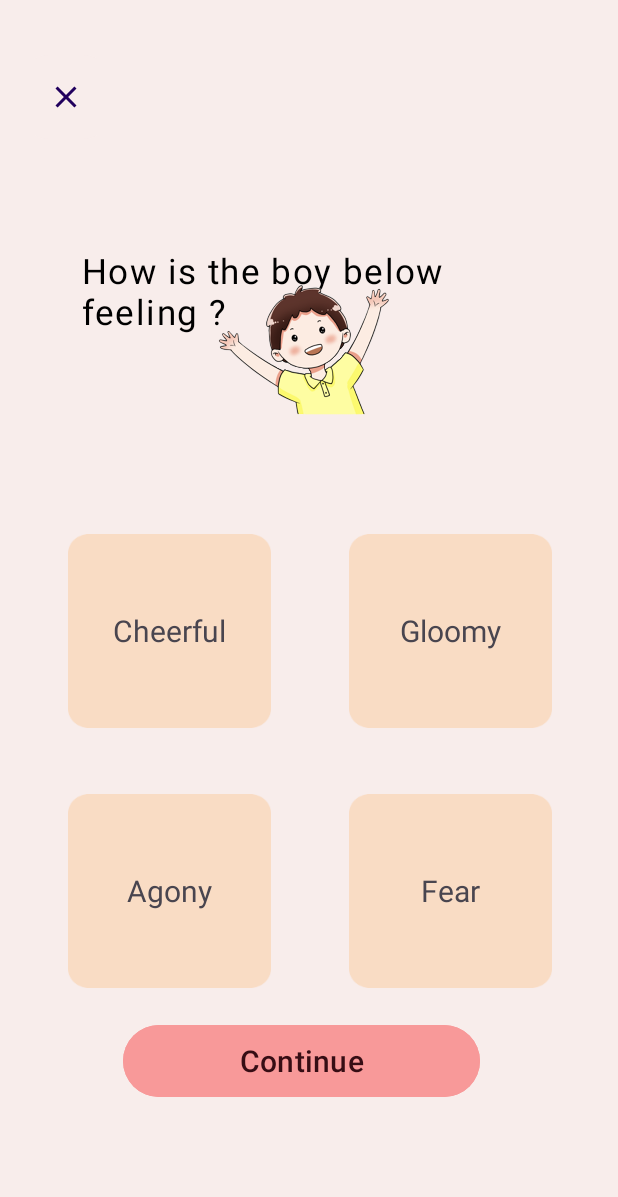
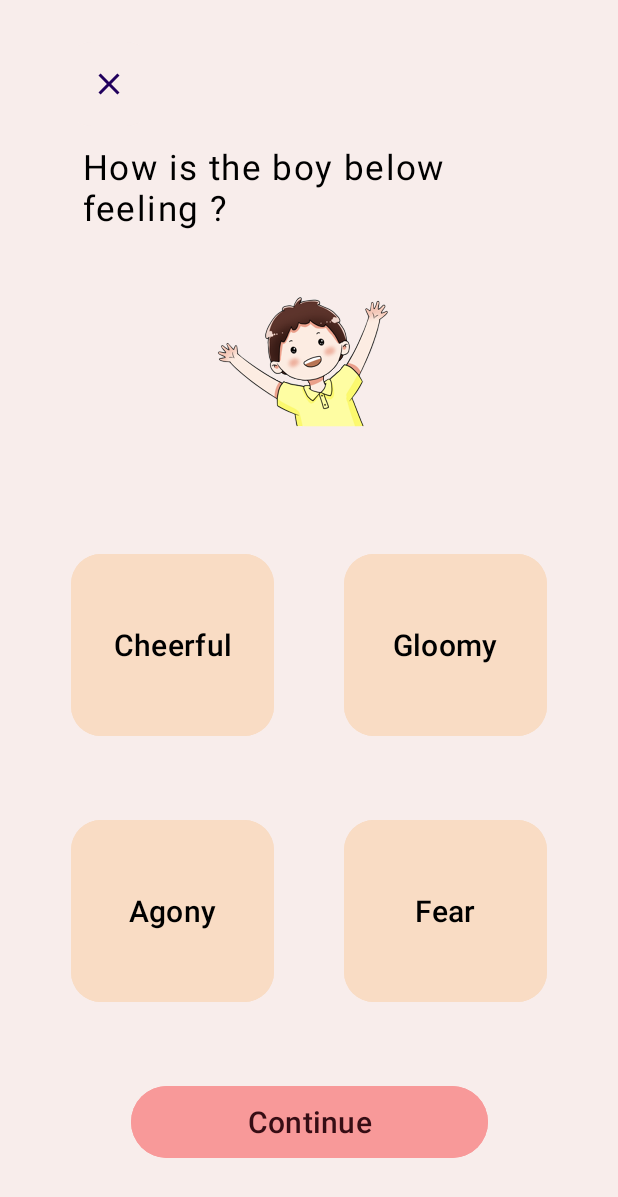
Before and after one commit to Atharv-Verma290/Wabi-Sabi, an Android app: the quizstart screen opened directly, with no data from a screen before it, on a phone screen of 412 x 824 dp. Shown: the top 1197 px of the screen. Run offline under Robolectric (Android 15) with nearby library versions, the phone set to English and light mode, and no system bars.

Commit message:
quiz options

```diff
--- a/app/src/main/java/com/example/wabisabi/quizstart.java
+++ b/app/src/main/java/com/example/wabisabi/quizstart.java
@@ -3,17 +3,25 @@ package com.example.wabisabi;
 import androidx.appcompat.app.AppCompatActivity;
 
 import android.content.Intent;
+import android.graphics.Color;
 import android.os.Bundle;
 import android.view.View;
 import android.widget.Button;
+import android.widget.ImageView;
 
-public class quizstart extends AppCompatActivity {
-    Button button;
+public class quizstart extends AppCompatActivity implements View.OnClickListener {
+    Button button,Option1,Option2,Option3,Option4;
+
+
     @Override
     protected void onCreate(Bundle savedInstanceState) {
         super.onCreate(savedInstanceState);
         setContentView(R.layout.activity_quizstart);
         button = findViewById(R.id.button5);
+        Option1 = findViewById(R.id.option1);
+        Option2 = findViewById(R.id.option2);
+        Option3 = findViewById(R.id.option3);
+        Option4 = findViewById(R.id.option4);
         button.setOnClickListener(new View.OnClickListener() {
             @Override
             public void onClick(View v) {
@@ -21,5 +29,19 @@ public class quizstart extends AppCompatActivity {
                 startActivity(intent);
             }
         });
+        Option1.setOnClickListener(this);
+        Option2.setOnClickListener(this);
+        Option3.setOnClickListener(this);
+        Option4.setOnClickListener(this);
+    }
+
+    @Override
+    public void onClick(View v) {
+        Button clickedButton = (Button) v;
+        if (clickedButton.getId() == R.id.option1){
+            clickedButton.setBackgroundColor(Color.GREEN);
+        } else{
+            clickedButton.setBackgroundColor(Color.RED);
+        }
     }
 }
--- a/app/src/main/res/layout/activity_quizstart.xml
+++ b/app/src/main/res/layout/activity_quizstart.xml
@@ -11,7 +11,6 @@
         android:id="@+id/floatingActionButton"
         android:layout_width="wrap_content"
         android:layout_height="wrap_content"
-        android:layout_marginStart="16dp"
         android:backgroundTint="#F8EDEB"
         android:clickable="true"
         android:elevation="0dp"
@@ -19,10 +18,12 @@
         app:borderWidth="0dp"
         app:elevation="0dp"
         app:fabSize="normal"
-        app:layout_constraintBottom_toBottomOf="parent"
+        app:layout_constraintBottom_toTopOf="@+id/textView2"
+        app:layout_constraintEnd_toEndOf="parent"
+        app:layout_constraintHorizontal_bias="0.126"
         app:layout_constraintStart_toStartOf="parent"
         app:layout_constraintTop_toTopOf="parent"
-        app:layout_constraintVertical_bias="0.048"
+        app:layout_constraintVertical_bias="0.71"
         app:srcCompat="@drawable/quitquiz" />
 
     <TextView
@@ -33,16 +34,16 @@
         android:layout_alignParentTop="true"
         android:layout_alignParentRight="true"
         android:layout_alignParentBottom="true"
-        android:layout_marginBottom="132dp"
         android:gravity="top"
         android:letterSpacing="0.04"
         android:text="@string/how_are_you"
         android:textAppearance="@style/how_are_you"
         android:textSize="23dp"
-        app:layout_constraintBottom_toTopOf="@+id/option1"
+        app:layout_constraintBottom_toBottomOf="parent"
         app:layout_constraintEnd_toEndOf="parent"
-        app:layout_constraintHorizontal_bias="0.495"
-        app:layout_constraintStart_toStartOf="parent" />
+        app:layout_constraintStart_toStartOf="parent"
+        app:layout_constraintTop_toTopOf="parent"
+        app:layout_constraintVertical_bias="0.125" />
 
     <Button
         android:id="@+id/button5"
@@ -50,145 +51,94 @@
         android:layout_height="56dp"
         android:layout_alignParentStart="true"
         android:layout_alignParentTop="true"
-        android:layout_marginEnd="92dp"
-        android:layout_marginBottom="35dp"
         android:backgroundTint="#F89999"
+        android:gravity="center"
         android:text="@string/continprof"
         android:textColor="#360D14"
         android:textSize="20sp"
-        android:gravity="center"
         app:layout_constraintBottom_toBottomOf="parent"
         app:layout_constraintEnd_toEndOf="parent"
-        app:layout_constraintHorizontal_bias="1.0"
+        app:layout_constraintHorizontal_bias="0.5"
         app:layout_constraintStart_toStartOf="parent"
-        app:layout_constraintTop_toBottomOf="@+id/imageView4"
-        app:layout_constraintVertical_bias="0.947" />
-
-    <View
-        android:id="@+id/option1"
-        android:layout_width="135dp"
-        android:layout_height="129dp"
-        android:layout_alignParentLeft="true"
-        android:layout_alignParentTop="true"
-        android:layout_alignParentRight="true"
-        android:layout_alignParentBottom="true"
-        android:background="@drawable/rectangle_3"
-        android:contextClickable="true"
-        app:layout_constraintBottom_toTopOf="@+id/option3"
-        app:layout_constraintEnd_toStartOf="@+id/option2"
-        app:layout_constraintHorizontal_bias="0.0"
-        app:layout_constraintStart_toStartOf="@+id/option3"
-        app:layout_constraintTop_toTopOf="@+id/option2"
-        app:layout_constraintVertical_bias="0.0" />
-
-    <View
-        android:id="@+id/option2"
-        android:layout_width="135dp"
-        android:layout_height="129dp"
-        android:layout_alignParentLeft="true"
-        android:layout_alignParentTop="true"
-        android:layout_alignParentRight="true"
-        android:layout_alignParentBottom="true"
-        android:layout_marginEnd="44dp"
-        android:layout_marginBottom="44dp"
-        android:background="@drawable/rectangle_3"
-        android:contextClickable="true"
-        android:visibility="visible"
-        app:layout_constraintBottom_toTopOf="@+id/option4"
-        app:layout_constraintEnd_toEndOf="parent" />
-
-    <View
-        android:id="@+id/option3"
-        android:layout_width="135dp"
-        android:layout_height="129dp"
-        android:layout_alignParentLeft="true"
-        android:layout_alignParentTop="true"
-        android:layout_alignParentRight="true"
-        android:layout_alignParentBottom="true"
-        android:layout_marginEnd="52dp"
-        android:background="@drawable/rectangle_3"
-        android:contextClickable="true"
-        app:layout_constraintBottom_toBottomOf="parent"
-        app:layout_constraintEnd_toStartOf="@+id/option4"
-        app:layout_constraintTop_toTopOf="parent"
-        app:layout_constraintVertical_bias="0.762" />
-
-    <View
-        android:id="@+id/option4"
-        android:layout_width="135dp"
-        android:layout_height="129dp"
-        android:layout_alignParentLeft="true"
-        android:layout_alignParentTop="true"
-        android:layout_alignParentRight="true"
-        android:layout_alignParentBottom="true"
-        android:layout_marginEnd="44dp"
-        android:background="@drawable/rectangle_3"
-        android:contextClickable="true"
-        app:layout_constraintBottom_toBottomOf="parent"
-        app:layout_constraintEnd_toEndOf="parent"
-        app:layout_constraintTop_toTopOf="parent"
-        app:layout_constraintVertical_bias="0.762" />
+        app:layout_constraintTop_toBottomOf="@+id/option3"
+        app:layout_constraintVertical_bias="0.5" />
 
     <ImageView
         android:id="@+id/imageView4"
         android:layout_width="254dp"
         android:layout_height="152dp"
-        android:layout_marginTop="104dp"
-        android:layout_marginBottom="316dp"
         android:foregroundGravity="center"
+        app:layout_constraintBottom_toBottomOf="parent"
+        app:layout_constraintEnd_toEndOf="parent"
+        app:layout_constraintHorizontal_bias="0.496"
+        app:layout_constraintStart_toStartOf="parent"
+        app:layout_constraintTop_toTopOf="parent"
+        app:layout_constraintVertical_bias="0.246"
+        app:srcCompat="@drawable/launda" />
+
+    <Button
+        android:id="@+id/option1"
+        android:layout_width="135dp"
+        android:layout_height="129dp"
+        android:backgroundTint="#F9DCC4"
+        android:text="@string/cheerful"
+        android:textColor="@color/black"
+        android:textSize="20sp"
+        app:cornerRadius="20dp"
+        app:layout_constraintBottom_toTopOf="@+id/option3"
+        app:layout_constraintEnd_toStartOf="@+id/option2"
+        app:layout_constraintHorizontal_bias="0.5"
+        app:layout_constraintStart_toStartOf="parent"
+        app:layout_constraintTop_toBottomOf="@+id/imageView4"
+        app:layout_constraintVertical_bias="0.5" />
+
+    <Button
+        android:id="@+id/option2"
+        android:layout_width="135dp"
+        android:layout_height="129dp"
+        android:backgroundTint="#F9DCC4"
+        android:text="@string/gloomy"
+        android:textColor="@color/black"
+        android:textSize="20sp"
+        app:cornerRadius="20dp"
+        app:layout_constraintBottom_toTopOf="@+id/option4"
+        app:layout_constraintEnd_toEndOf="parent"
+        app:layout_constraintHorizontal_bias="0.5"
+        app:layout_constraintStart_toEndOf="@+id/option1"
+        app:layout_constraintTop_toBottomOf="@+id/imageView4"
+        app:layout_constraintVertical_bias="0.5" />
+
+    <Button
+        android:id="@+id/option3"
+        android:layout_width="135dp"
+        android:layout_height="129dp"
+        android:backgroundTint="#F9DCC4"
+        android:text="@string/agony"
+        android:textColor="@color/black"
+        android:textSize="20sp"
+        app:cornerRadius="20dp"
+        app:layout_constraintBottom_toTopOf="@+id/button5"
+        app:layout_constraintEnd_toStartOf="@+id/option4"
+        app:layout_constraintHorizontal_bias="0.5"
+        app:layout_constraintStart_toStartOf="parent"
+        app:layout_constraintTop_toBottomOf="@+id/option1"
+        app:layout_constraintVertical_bias="0.5" />
+
+    <Button
+        android:id="@+id/option4"
+        android:layout_width="135dp"
+        android:layout_height="129dp"
+        android:backgroundTint="#F9DCC4"
+        android:text="@string/fear"
+        android:textColor="@color/black"
+        android:textSize="20sp"
+        app:cornerRadius="20dp"
         app:layout_constraintBottom_toTopOf="@+id/button5"
         app:layout_constraintEnd_toEndOf="parent"
-        app:layout_constraintStart_toStartOf="parent"
-        app:layout_constraintTop_toTopOf="parent"
-        app:srcCompat="@drawable/launda" />
-
-    <TextView
-        android:id="@+id/textView4"
-        android:layout_width="78dp"
-        android:layout_height="29dp"
-        android:gravity="center"
-        android:text="@string/cheerful"
-        android:textSize="20dp"
-        app:layout_constraintBottom_toBottomOf="@+id/option1"
-        app:layout_constraintEnd_toEndOf="@+id/option1"
-        app:layout_constraintStart_toStartOf="@+id/option1"
-        app:layout_constraintTop_toTopOf="@+id/option1" />
-
-    <TextView
-        android:id="@+id/textView5"
-        android:layout_width="78dp"
-        android:layout_height="29dp"
-        android:gravity="center"
-        android:text="@string/gloomy"
-        android:textSize="20dp"
-        app:layout_constraintBottom_toBottomOf="@+id/option2"
-        app:layout_constraintEnd_toEndOf="@+id/option2"
-        app:layout_constraintStart_toStartOf="@+id/option2"
-        app:layout_constraintTop_toTopOf="@+id/option2" />
-
-    <TextView
-        android:id="@+id/textView6"
-        android:layout_width="78dp"
-        android:layout_height="29dp"
-        android:gravity="center"
-        android:text="@string/agony"
-        android:textSize="20dp"
-        app:layout_constraintBottom_toBottomOf="@+id/option3"
-        app:layout_constraintEnd_toEndOf="@+id/option3"
-        app:layout_constraintStart_toStartOf="@+id/option3"
-        app:layout_constraintTop_toTopOf="@+id/option3" />
-
-    <TextView
-        android:id="@+id/textView7"
-        android:layout_width="78dp"
-        android:layout_height="29dp"
-        android:gravity="center"
-        android:text="@string/fear"
-        android:textSize="20dp"
-        app:layout_constraintBottom_toBottomOf="@+id/option4"
-        app:layout_constraintEnd_toEndOf="@+id/option4"
-        app:layout_constraintStart_toStartOf="@+id/option4"
-        app:layout_constraintTop_toTopOf="@+id/option4" />
+        app:layout_constraintHorizontal_bias="0.5"
+        app:layout_constraintStart_toEndOf="@+id/option3"
+        app:layout_constraintTop_toBottomOf="@+id/option2"
+        app:layout_constraintVertical_bias="0.5" />
 
 
 </androidx.constraintlayout.widget.ConstraintLayout>
--- a/app/src/main/res/values/strings.xml
+++ b/app/src/main/res/values/strings.xml
@@ -27,5 +27,6 @@
     <string name="ques2">If you fell down from stairs, then how\'ll you be feeling?</string>
     <string name="hurt">Pain</string>
     <string name="disgust">Disgust</string>
+    <string name="pain">Pain</string>
 
 </resources>
```
Also changed, not shown: app/src/main/java/com/example/wabisabi/quizsecond.java (+22 -2 lines), app/src/main/res/layout/activity_quizsecond.xml (+61 -95 lines).
